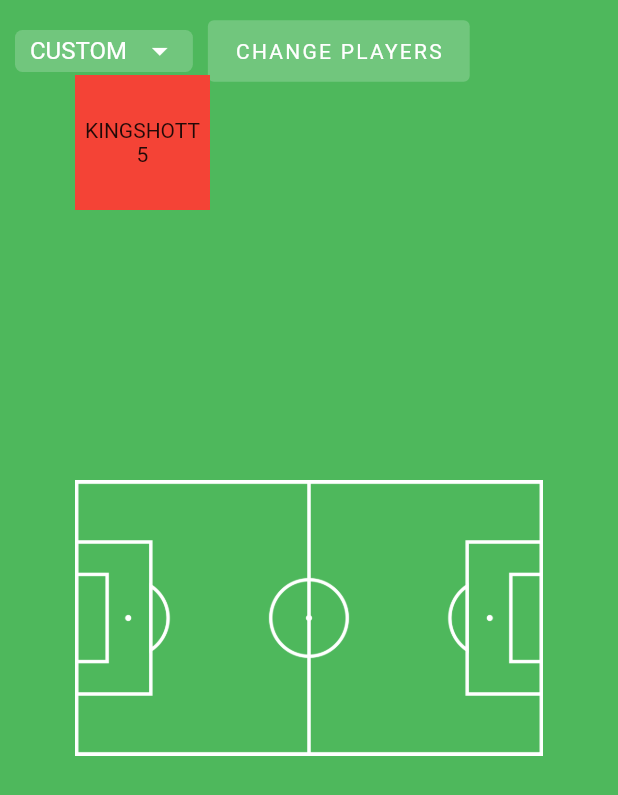
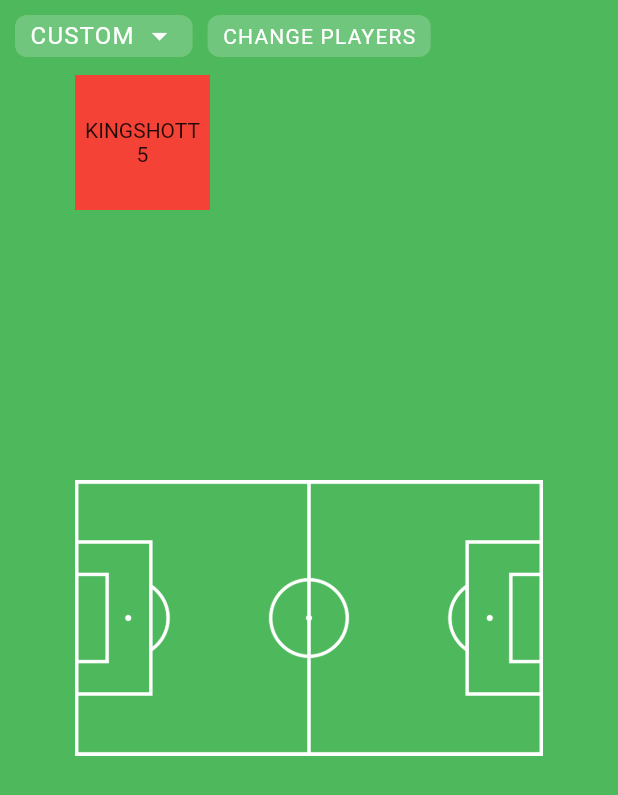
Before and after one commit to jacob-horton/football-team-creator, a Flutter app: the screen it shows after launch, on a phone screen of 412 x 824 dp. Shown: the top 795 px of the screen. Run offline on Flutter 3.47's test engine with Material 2 defaults, Android fonts, the phone set to English and light mode, and no system bars; our stand-ins replace bloc, flutter_bloc; missing offline and left inert: desktop_window, window_size; Roboto replaces fonts that are missing (Arial); project files that could hold a hidden picture were left out.

Commit message:
Refactoring and team editor
:recycle: Refactoring
:lipstick: Default font
:recycle: Players now in list
:recycle: Navigation standardised
:adhesive_bandage: Title no longer changes
:construction: Added rough outline for team editor
:building_construction: Extracted widgets into their own files to clean code

```diff
--- a/lib/main.dart
+++ b/lib/main.dart
@@ -8,23 +8,42 @@ import 'package:window_size/window_size.dart';
 import 'bloc/formation_bloc.dart';
 import 'pages/main_page.dart';
 
+final appName = 'Football Team Creator';
+
 void main() {
   WidgetsFlutterBinding.ensureInitialized();
   if (Platform.isWindows || Platform.isLinux || Platform.isMacOS) {
     WindowResize.setWidthMaintainAspect(1000, fixedSize: true);
-    setWindowTitle('Team creator');
+    setWindowTitle(appName);
   }
 
   runApp(MyApp());
 }
 
 class MyApp extends StatelessWidget {
+  static const textStyle = TextStyle(
+    letterSpacing: 0.8,
+    fontWeight: FontWeight.w400,
+    color: Colors.white,
+  );
+
   @override
   Widget build(BuildContext context) {
     return BlocProvider(
       create: (context) => FormationBloc(),
       child: MaterialApp(
-        title: 'Football',
+        title: appName,
+        theme: ThemeData(
+          fontFamily: 'Arial',
+          textTheme: TextTheme(
+            bodyText1: textStyle,
+            subtitle1: textStyle,
+            caption: TextStyle(
+              fontSize: 16,
+              color: const Color(0xffb0b0b0),
+            ),
+          ),
+        ),
         home: MainPage(),
       ),
     );
--- a/lib/pages/main_page.dart
+++ b/lib/pages/main_page.dart
@@ -2,14 +2,21 @@ import 'package:flutter/material.dart';
 import 'package:flutter_bloc/flutter_bloc.dart';
 import 'package:football/bloc/formation_bloc.dart';
 import 'package:football/models/player.dart';
-import 'package:football/pages/player_selector.dart';
+import 'package:football/pages/team_editor.dart';
+import 'package:football/utils/navigation.dart';
+import 'package:football/widgets/formation_dropdown.dart';
 import 'package:football/widgets/player_draggable.dart';
-import 'package:window_size/window_size.dart';
+import 'package:football/widgets/rounded_container.dart';
 
 class MainPage extends StatelessWidget {
   final List<List<int>> formations = [
     [4, 4, 2],
     [3, 5, 2]
+  ];
+
+  final List<Player> players = [
+    Player(name: 'Jacob Horton', number: 1, score: 10, col: Colors.blue),
+    Player(name: 'Daniel Kingshott', number: 5, score: 1, col: Colors.red)
   ];
 
   MainPage({Key? key}) : super(key: key);
@@ -20,112 +27,43 @@ class MainPage extends StatelessWidget {
       backgroundColor: const Color(0xff4eb85c),
       body: Stack(
         children: [
+          // Background
           Center(
             child: Padding(
               padding: const EdgeInsets.all(50.0),
-              child: Stack(
-                children: [
-                  Image.asset('assets/background.png'),
-                ],
-              ),
+              child: Image.asset('assets/background.png'),
             ),
           ),
+          // Players
+          Stack(children: players.map((player) => PlayerDraggable(player: player)).toList()),
+          // Buttons
           Padding(
             padding: const EdgeInsets.all(10.0),
             child: Row(
               children: [
-                Container(
-                  decoration: BoxDecoration(
-                    borderRadius: BorderRadius.circular(5.0),
-                    color: const Color(0xff71c67d),
-                  ),
-                  height: 28.0,
-                  padding: const EdgeInsets.symmetric(horizontal: 10.0),
-                  child: BlocBuilder<FormationBloc, FormationState>(
-                    builder: (context, state) {
-                      int? index;
-                      if (state is FormationFixed)
-                        index = formations.indexOf(state.formation);
-                      else if (state is FormationCustom) index = formations.length; // Custom (last item in list)
-
-                      return DropdownButtonHideUnderline(
-                        child: DropdownButton(
-                          value: index,
-                          dropdownColor: const Color(0xff333333),
-                          items: _buildDropdownList(),
-                          onChanged: (index) {
-                            if (index == formations.length)
-                              BlocProvider.of<FormationBloc>(context).add(new SetCustomFormation()); // Last item in list selected - custom
-                            else {
-                              BlocProvider.of<FormationBloc>(context).add(new SetFixedFormation(formation: formations[index as int]));
-                            }
-                          },
-                          iconEnabledColor: Colors.white,
-                          icon: Padding(
-                            padding: const EdgeInsets.only(left: 10.0),
-                            child: Icon(Icons.arrow_drop_down),
-                          ),
-                        ),
-                      );
-                    },
-                  ),
-                ),
+                FormationDropdown(formations: formations),
                 Padding(padding: EdgeInsets.only(left: 10.0)),
-                TextButton(
-                  style: ButtonStyle(
-                    foregroundColor: MaterialStateProperty.all<Color>(Colors.white),
-                    backgroundColor: MaterialStateProperty.all<Color>(
-                      const Color(0xff71c67d),
-                    ),
-                  ),
-                  onPressed: () => _navigateToPlayerSelector(context),
-                  child: Container(
-                    height: 25.0,
-                    padding: const EdgeInsets.symmetric(horizontal: 10.0),
-                    child: Center(child: Text('CHANGE PLAYERS', style: TextStyle(letterSpacing: 1.5, fontWeight: FontWeight.w400))),
-                  ),
-                ),
+                _buildChangePlayersButton(context),
               ],
             ),
           ),
-          PlayerDraggable(player: Player(name: 'Jacob Horton', number: 1, score: 10, col: Colors.blue)),
-          PlayerDraggable(player: Player(name: 'Daniel Kingshott', number: 5, score: 1, col: Colors.red)),
         ],
       ),
     );
   }
 
-  // TODO: Make utility function
-  _navigateToPlayerSelector(BuildContext context) {
-    setWindowTitle('Player Selector');
-    Navigator.of(context).push(MaterialPageRoute(builder: (context) => PlayerSelector(multiselect: true)));
-  }
-
-  List<DropdownMenuItem<int>> _buildDropdownList() {
-    List<DropdownMenuItem<int>> dropdownItems = [];
-    for (int i = 0; i < formations.length; i++) {
-      String formationString = _getFormationString(formations[i]);
-      dropdownItems.add(_formationDropdownItem(formationString, i));
-    }
-
-    dropdownItems.add(_formationDropdownItem('CUSTOM', formations.length));
-    return dropdownItems;
-  }
-
-  DropdownMenuItem<int> _formationDropdownItem(String formationString, int index) {
-    return DropdownMenuItem(
-      child: Text(formationString, style: TextStyle(color: Colors.white)),
-      value: index,
+  Widget _buildChangePlayersButton(BuildContext context) {
+    return GestureDetector(
+      onTap: () => Navigation.navigateTo(context, TeamEditor()),
+      child: RoundedContainer(
+        colour: const Color(0xff71c67d),
+        child: Center(
+          child: Text(
+            'CHANGE PLAYERS',
+            style: Theme.of(context).textTheme.bodyText1,
+          ),
+        ),
+      ),
     );
   }
-
-  String _getFormationString(List<int> formation) {
-    String formationString = '';
-    for (int i = 0; i < formation.length; i++) {
-      formationString += formation[i].toString();
-      if (i != formation.length - 1) formationString += ' - ';
-    }
-
-    return formationString;
-  }
 }
--- /dev/null
+++ b/lib/widgets/formation_dropdown.dart
@@ -0,0 +1,75 @@
+import 'package:flutter/material.dart';
+import 'package:flutter_bloc/flutter_bloc.dart';
+import 'package:football/bloc/formation_bloc.dart';
+import 'package:football/widgets/rounded_container.dart';
+
+class FormationDropdown extends StatelessWidget {
+  final List<List<int>> formations;
+
+  const FormationDropdown({Key? key, required this.formations}) : super(key: key);
+
+  @override
+  Widget build(BuildContext context) {
+    return RoundedContainer(
+      colour: const Color(0xff71c67d),
+      child: BlocBuilder<FormationBloc, FormationState>(
+        builder: (context, state) {
+          return DropdownButtonHideUnderline(
+            child: DropdownButton(
+              value: _getIndex(state),
+              dropdownColor: const Color(0xff333333),
+              items: _buildDropdownList(),
+              onChanged: (index) {
+                FormationBloc provider = BlocProvider.of<FormationBloc>(context);
+                if (index == formations.length)
+                  provider.add(new SetCustomFormation()); // Last item in list selected - custom
+                else
+                  provider.add(new SetFixedFormation(formation: formations[index as int]));
+              },
+              iconEnabledColor: Colors.white,
+              icon: Padding(
+                padding: const EdgeInsets.only(left: 5.0),
+                child: Icon(Icons.arrow_drop_down),
+              ),
+            ),
+          );
+        },
+      ),
+    );
+  }
+
+  List<DropdownMenuItem<int>> _buildDropdownList() {
+    List<DropdownMenuItem<int>> dropdownItems = [];
+    for (int i = 0; i < formations.length; i++) {
+      String formationString = _getFormationString(formations[i]);
+      dropdownItems.add(_buildFormationDropdownItem(formationString, i));
+    }
+
+    dropdownItems.add(_buildFormationDropdownItem('CUSTOM', formations.length));
+    return dropdownItems;
+  }
+
+  DropdownMenuItem<int> _buildFormationDropdownItem(String formationString, int index) {
+    return DropdownMenuItem(
+      child: Text(formationString),
+      value: index,
+    );
+  }
+
+  String _getFormationString(List<int> formation) {
+    String formationString = '';
+    for (int i = 0; i < formation.length; i++) {
+      formationString += formation[i].toString();
+      if (i != formation.length - 1) formationString += ' - ';
+    }
+
+    return formationString;
+  }
+
+  int _getIndex(FormationState state) {
+    if (state is FormationFixed)
+      return formations.indexOf(state.formation);
+    else if (state is FormationCustom) return formations.length; // Custom (last item in list)
+    return -1;
+  }
+}
--- a/lib/widgets/player_editor.dart
+++ b/lib/widgets/player_editor.dart
@@ -6,6 +6,6 @@ class PlayerEditor extends StatelessWidget {
   @override
   Widget build(BuildContext context) {
     // TODO: Make colours global constants
-    return Center(child: Text('Player not selected', style: TextStyle(color: const Color(0xffb0b0b0))));
+    return Center(child: Text('Player not selected', style: Theme.of(context).textTheme.caption));
   }
 }
--- /dev/null
+++ b/lib/widgets/rounded_container.dart
@@ -0,0 +1,31 @@
+import 'package:flutter/material.dart';
+
+class RoundedContainer extends StatelessWidget {
+  final double height;
+  final double horizontalPadding;
+  final double borderRadius;
+  final Color colour;
+  final Widget child;
+
+  const RoundedContainer({
+    Key? key,
+    required this.colour,
+    required this.child,
+    this.height = 28.0,
+    this.horizontalPadding = 10.0,
+    this.borderRadius = 8.0,
+  }) : super(key: key);
+
+  @override
+  Widget build(BuildContext context) {
+    return Container(
+      height: height,
+      decoration: BoxDecoration(
+        borderRadius: BorderRadius.circular(borderRadius),
+        color: colour,
+      ),
+      padding: EdgeInsets.symmetric(horizontal: horizontalPadding),
+      child: child,
+    );
+  }
+}
--- a/pubspec.yaml
+++ b/pubspec.yaml
@@ -3,7 +3,7 @@ description: A new Flutter project.
 
 # The following line prevents the package from being accidentally published to
 # pub.dev using `pub publish`. This is preferred for private packages.
-publish_to: 'none' # Remove this line if you wish to publish to pub.dev
+publish_to: "none" # Remove this line if you wish to publish to pub.dev
 
 # The following defines the version and build number for your application.
 # A version number is three numbers separated by dots, like 1.2.43
@@ -30,10 +30,13 @@ dependencies:
   cupertino_icons: ^1.0.2
   desktop_window: ^0.4.0
   flutter_bloc: ^7.0.0
+  moor_flutter: ^4.0.0
 
 dev_dependencies:
   flutter_test:
     sdk: flutter
+  moor_generator: ^4.2.2
+  build_runner: null
 
 # For information on the generic Dart part of this file, see the
 # following page: https://dart.dev/tools/pub/pubspec
```
Also changed, not shown: lib/pages/player_selector.dart (+4 -9 lines), lib/pages/team_editor.dart (added, +58 -0 lines), lib/utils/navigation.dart (added, +12 -0 lines), lib/widgets/input_box.dart (+4 -4 lines), lib/widgets/player_draggable.dart (+1 -7 lines), pubspec.lock.
